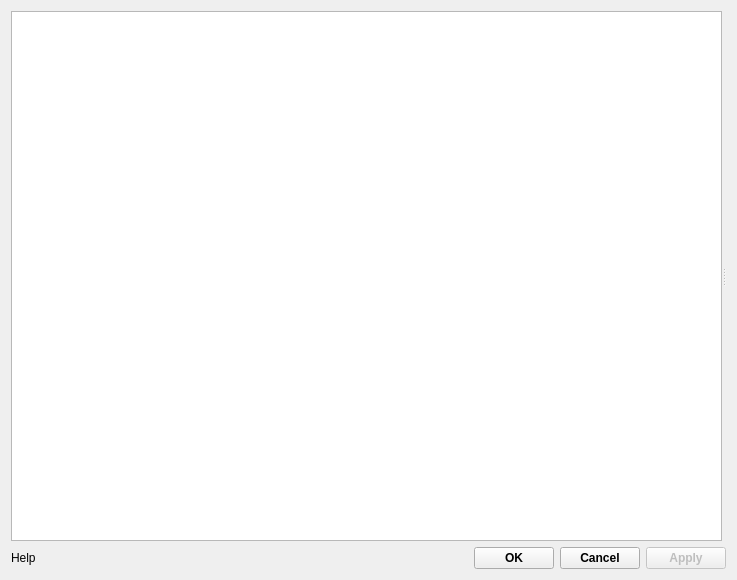
Old version of the form seospider/ui/application_settings_widget.ui in the repository andrascii/RiveSolutions_SEO_Spider.
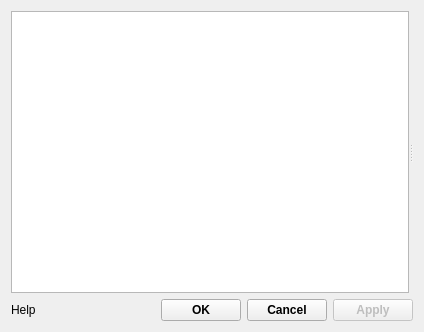
New version of the form.

What changed in the file:
```diff
--- a/seospider/ui/application_settings_widget.ui
+++ b/seospider/ui/application_settings_widget.ui
@@ -6,8 +6,8 @@
    <rect>
     <x>0</x>
     <y>0</y>
-    <width>737</width>
-    <height>580</height>
+    <width>424</width>
+    <height>332</height>
    </rect>
   </property>
   <property name="sizePolicy">
```
Left out of the diff: 2 changed lines with no effect on the pictures.
